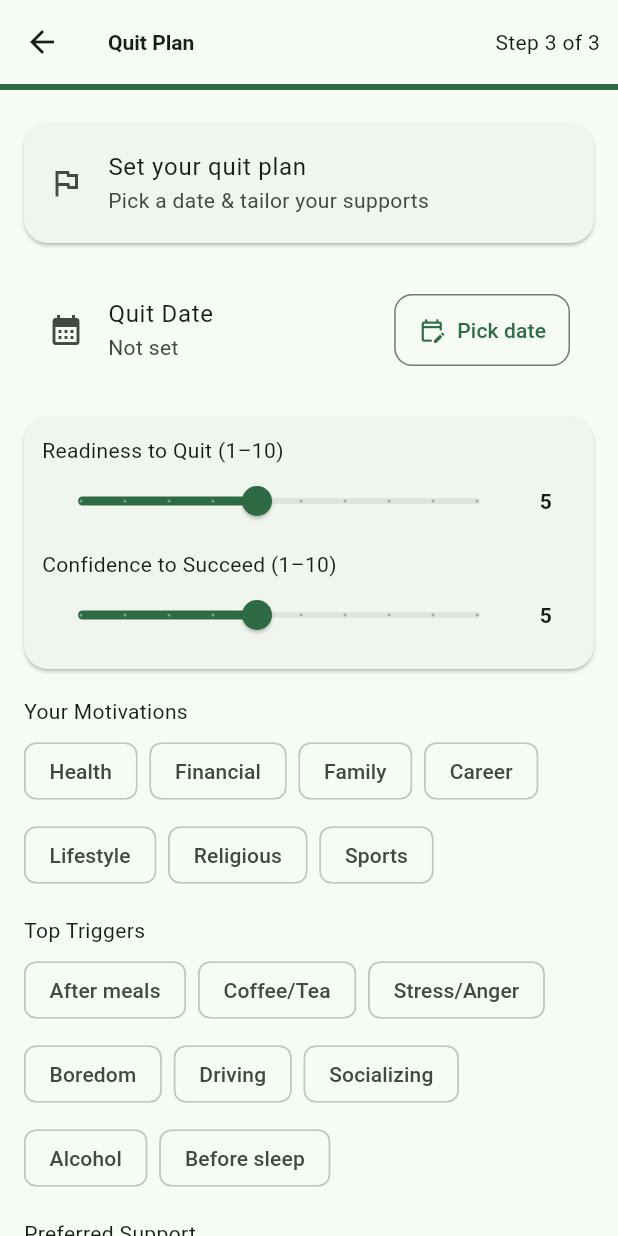
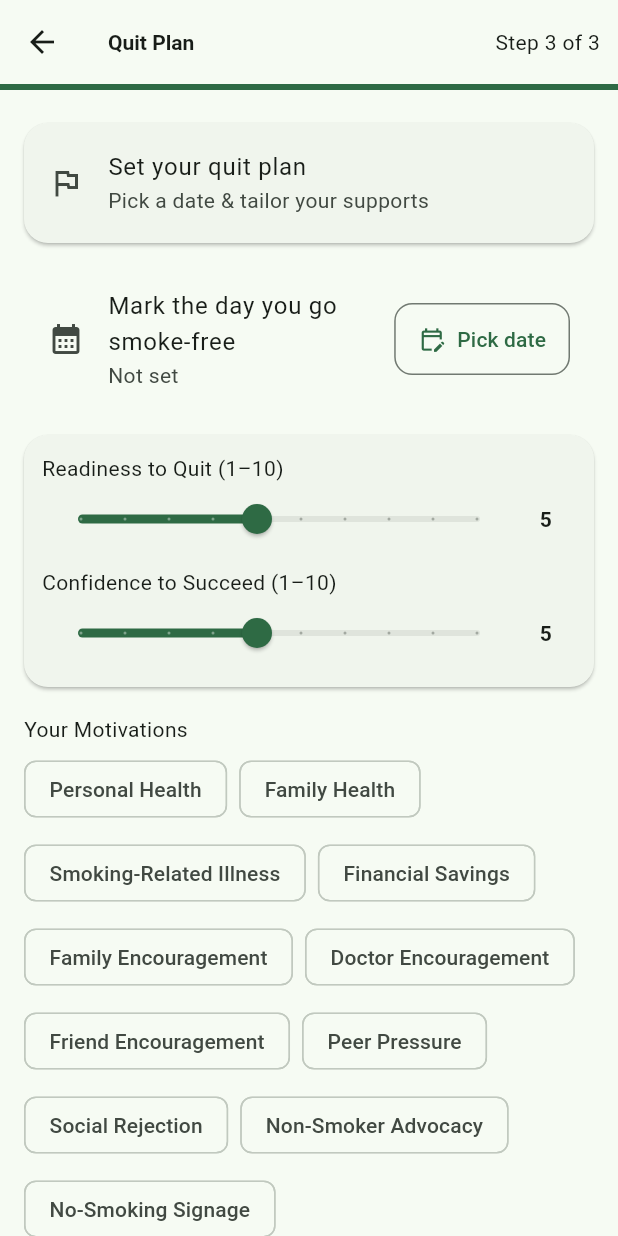
Before and after one commit to irfanrosly/my-quit, a Flutter app: the QuitPlanScreen screen opened by its route, on a phone screen of 412 x 824 dp. Run offline on Flutter 3.47's test engine with Material 3 defaults, Android fonts, the phone set to English and light mode, and no system bars; our stand-ins replace share_plus, shared_preferences; accounts and stored records are empty.

Commit message:
fix: slides ammendment

```diff
--- a/lib/screens/badges_screen.dart
+++ b/lib/screens/badges_screen.dart
@@ -9,12 +9,12 @@ class BadgesScreen extends StatelessWidget {
   List<_BadgeMeta> get _allBadges => const [
   _BadgeMeta(
     title: 'Day 1: Fresh Start',
-    description: 'Hari pertama bebas rokok — titik mula yang hebat!',
+    description: 'Smoke-free day one – the start of something great.',
     icon: Icons.wb_sunny_outlined,
   ),
   _BadgeMeta(
     title: '72 Hours: Detox Hero',
-    description: '3 hari — nikotin turun, deria rasa & bau bertambah baik.',
+    description: 'Day 3 – breathe easier and feel more energetic',
     icon: Icons.bolt_outlined,
   ),
   _BadgeMeta(
--- a/lib/screens/craving_toolkit_screen.dart
+++ b/lib/screens/craving_toolkit_screen.dart
@@ -54,7 +54,7 @@ class CravingToolkitScreen extends StatelessWidget {
             child: ListTile(
               leading: const Icon(Icons.mood_outlined),
               title: const Text('Mood & Craving Log'),
-              subtitle: const Text('Log emosi & tahap craving harian (+2 pts)'),
+              subtitle: const Text('Track mood and cravings daily (+2 pts)'),
               trailing: const Icon(Icons.chevron_right),
               onTap: () {
                 Navigator.of(context).push(
--- a/lib/screens/onboarding/quit_plan_screen.dart
+++ b/lib/screens/onboarding/quit_plan_screen.dart
@@ -18,20 +18,30 @@ class _QuitPlanScreenState extends State<QuitPlanScreen> {
 
   final Set<String> _motivations = <String>{};
   final Set<String> _triggers = <String>{};
-  final Set<String> _supports = <String>{};
 
   final _formKey = GlobalKey<FormState>();
 
   static const _motivationOpts = <String>[
-    'Health', 'Financial', 'Family', 'Career', 'Lifestyle', 'Religious', 'Sports'
+    'Personal Health',
+    'Family Health',
+    'Smoking-Related Illness',
+    'Financial Savings',
+    'Family Encouragement',
+    'Doctor Encouragement',
+    'Friend Encouragement',
+    'Peer Pressure',
+    'Social Rejection',
+    'Non-Smoker Advocacy',
+    'No-Smoking Signage',
+    'Designated Smoking Areas',
+    'Self-Satisfaction',
+    'Self-Frustration',
+    'Self-Disappointment',
+    'Personal Responsibility'
   ];
   static const _triggerOpts = <String>[
-    'After meals', 'Coffee/Tea', 'Stress/Anger', 'Boredom',
-    'Driving', 'Socializing', 'Alcohol', 'Before sleep'
-  ];
-  static const _supportOpts = <String>[
-    'Buddy check-ins', 'Clinic/Counselor', 'Quitline',
-    'Religious group', 'Exercise group', 'Family reminders'
+    'After meal', 'Stress', 'In the bathroom/toilet', 'During festive season',
+    'Friends/Colleague', 'Live with smokers', 'When feeling bored/sleepy', 'Watching tv'
   ];
 
   @override
@@ -45,7 +55,6 @@ class _QuitPlanScreenState extends State<QuitPlanScreen> {
 
     _motivations..clear()..addAll(plan.motivations);
     _triggers..clear()..addAll(plan.triggers);
-    _supports..clear()..addAll(plan.supports);
   }
 
   Future<void> _pickDate() async {
@@ -77,7 +86,6 @@ class _QuitPlanScreenState extends State<QuitPlanScreen> {
     q.confidence = _confidence.round();
     q.motivations..clear()..addAll(_motivations);
     q.triggers..clear()..addAll(_triggers);
-    q.supports..clear()..addAll(_supports);
 
     prov.notifyPlanUpdated();
 
@@ -132,7 +140,7 @@ class _QuitPlanScreenState extends State<QuitPlanScreen> {
 
                   ListTile(
                     leading: const Icon(Icons.calendar_month),
-                    title: const Text('Quit Date'),
+                    title: const Text('Mark the day you go smoke-free'),
                     subtitle: Text(
                       _quitDate == null
                           ? 'Not set'
@@ -230,22 +238,6 @@ class _QuitPlanScreenState extends State<QuitPlanScreen> {
                     }).toList(),
                   ),
 
-                  const SizedBox(height: 16),
-
-                  const Text('Preferred Support'),
-                  const SizedBox(height: 6),
-                  Wrap(
-                    spacing: 8, runSpacing: 8,
-                    children: _supportOpts.map((s) {
-                      final sel = _supports.contains(s);
-                      return FilterChip(
-                        selected: sel, label: Text(s),
-                        onSelected: (v) => setState(() {
-                          if (v) _supports.add(s); else _supports.remove(s);
-                        }),
-                      );
-                    }).toList(),
-                  ),
 
                   const SizedBox(height: 24),
 
```
Also changed, not shown: lib/screens/distraction_tasks_screen.dart (+15 -9 lines), lib/screens/onboarding/smoking_habits_screen.dart (+5 -3 lines), lib/screens/progress_screen.dart (+5 -5 lines), pubspec.yaml (+5 -5 lines), pubspec.lock, 1 other file.
